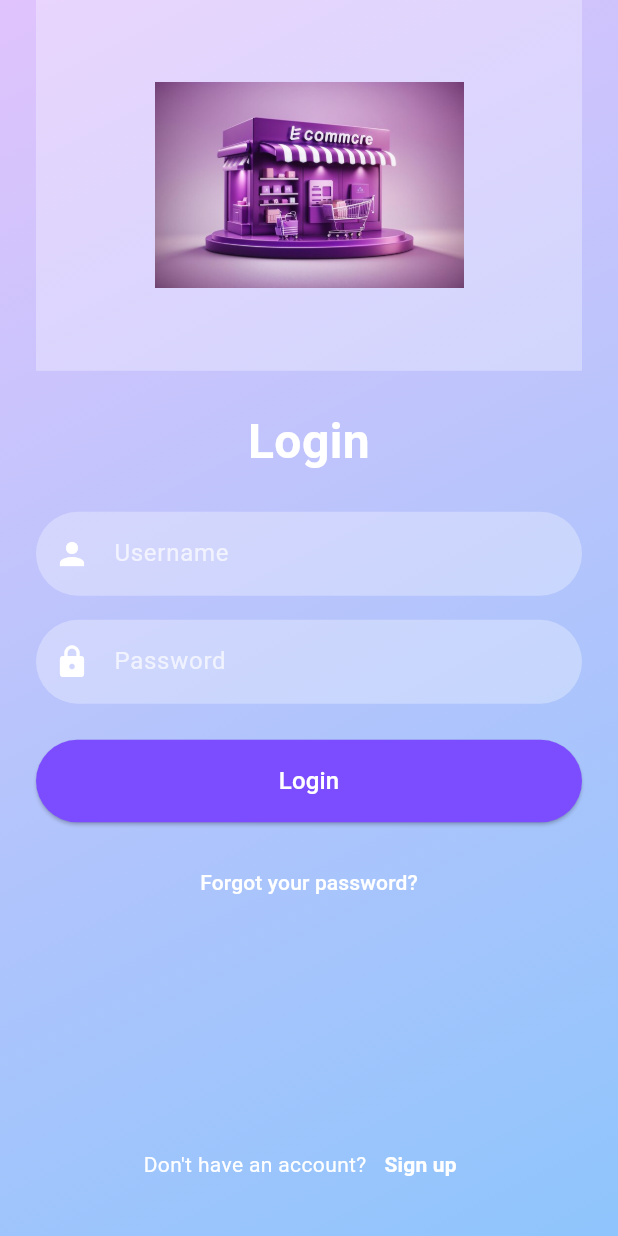
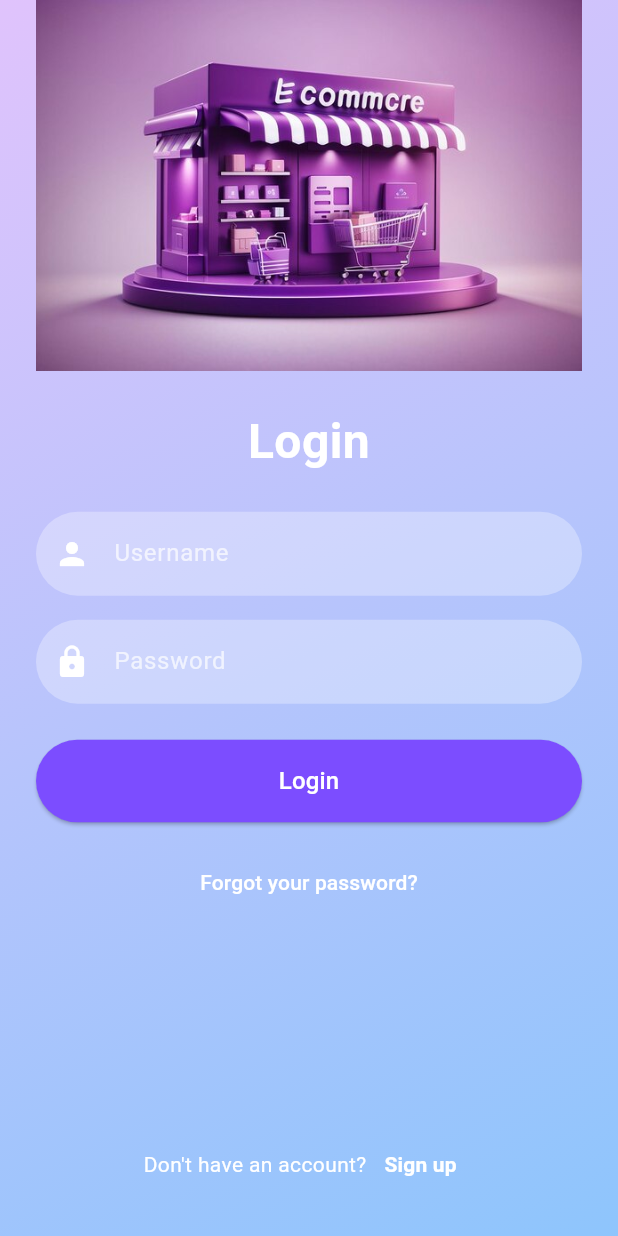
Before and after one commit to Eizen94/uts_2023130033, a Flutter app: the screen it shows after launch, on a phone screen of 412 x 824 dp. Run offline on Flutter 3.47's test engine with Material 3 defaults, Android fonts, the phone set to English and light mode, and no system bars.

Commit message:
Project untuk UTS PPB - Nikolaus Franz - 2023130033

```diff
--- a/lib/login_screen.dart
+++ b/lib/login_screen.dart
@@ -53,13 +53,13 @@ class _LoginScreenState extends State<LoginScreen> {
                             decoration: BoxDecoration(
                               color: Colors.white.withOpacity(0.3),
                             ),
-                            child: Center(
+                            child: Padding(
+                              padding: const EdgeInsets.all(0),
                               child: Image.asset(
                                 'assets/images/Logo.jpg',
-                                fit: BoxFit.contain,
-                                width: MediaQuery.of(context).size.width * 0.5,
-                                height:
-                                    MediaQuery.of(context).size.height * 0.2,
+                                width: double.infinity,
+                                height: double.infinity,
+                                fit: BoxFit.cover,
                               ),
                             ),
                           ),
```
